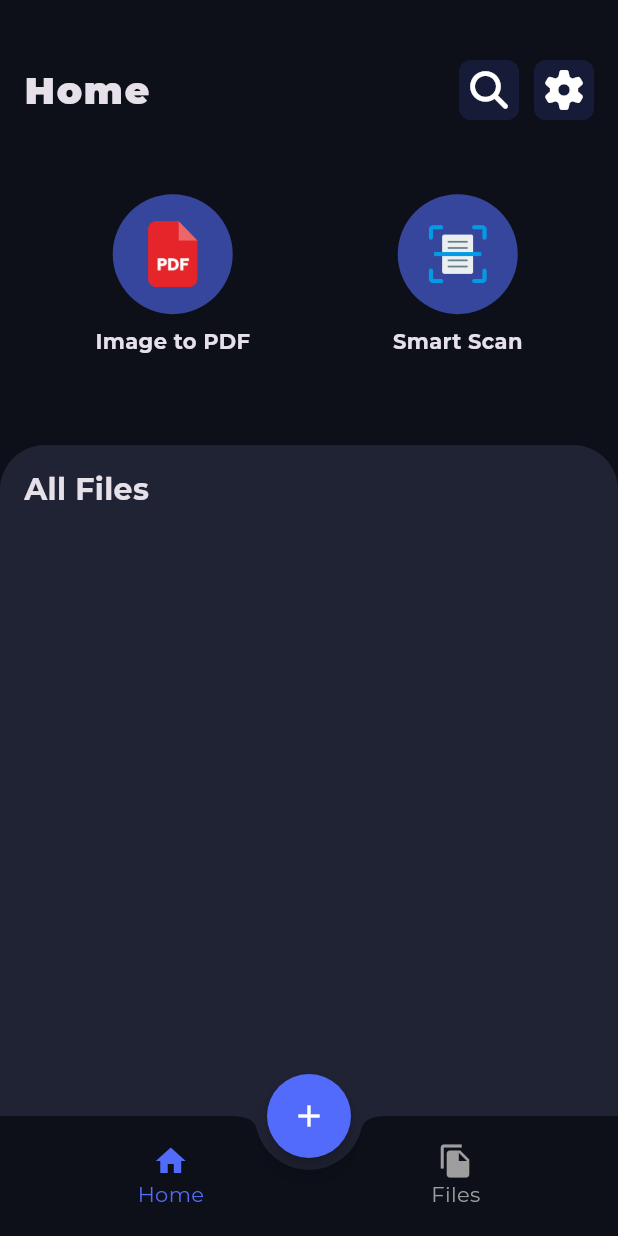
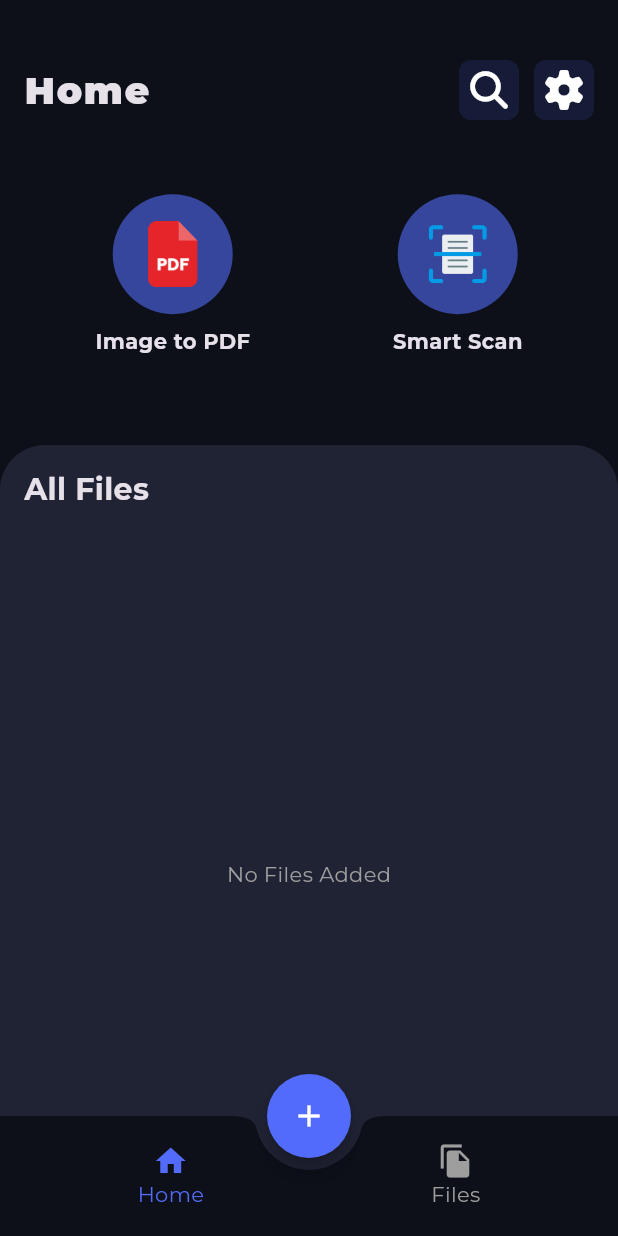
Before and after one commit to AmroKhaled20/Scanify-App, a Flutter app: the screen it shows after launch, on a phone screen of 412 x 824 dp. Run offline on Flutter 3.47's test engine with Material 3 defaults, Android fonts, the phone set to English and light mode, and no system bars; our stand-ins replace bloc, camera, dartz, flutter_bloc, font_awesome_flutter, get_it and 5 more; accounts and stored records are empty.

Commit message:
feat(home): provide HomeCubit to HomeView and consume state in LowerSection

```diff
--- a/lib/features/home/presentation/views/home_view.dart
+++ b/lib/features/home/presentation/views/home_view.dart
@@ -2,6 +2,8 @@ import 'package:flutter/material.dart';
 import 'package:flutter_bloc/flutter_bloc.dart';
 import 'package:scanify_pdf/core/services/permission_service.dart';
 import 'package:scanify_pdf/core/utils/service_locator.dart';
+import 'package:scanify_pdf/features/home/domain/use_cases/get_saved_files_use_case.dart';
+import 'package:scanify_pdf/features/home/presentation/manager/home%20cubit/home_cubit.dart';
 import 'package:scanify_pdf/features/home/presentation/views/widgets/home_view_body.dart';
 import 'package:scanify_pdf/features/scanner/presentation/manager/camera_permission_cubit/camera_permission_cubit.dart';
 
@@ -10,9 +12,17 @@ class HomeView extends StatelessWidget {
 
   @override
   Widget build(BuildContext context) {
-    return BlocProvider(
-      create: (context) =>
-          CameraPermissionCubit(getIt.get<PermissionService>()),
+    return MultiBlocProvider(
+      providers: [
+        BlocProvider(
+          create: (context) =>
+              CameraPermissionCubit(getIt.get<PermissionService>()),
+        ),
+        BlocProvider(
+          create: (context) =>
+              HomeCubit(getIt.get<GetSavedFilesUseCase>())..fetchSavedFiles(),
+        ),
+      ],
       child: const Scaffold(body: HomeViewBody()),
     );
   }
--- a/lib/features/home/presentation/views/widgets/lower_section.dart
+++ b/lib/features/home/presentation/views/widgets/lower_section.dart
@@ -1,7 +1,9 @@
 import 'package:flutter/material.dart';
+import 'package:flutter_bloc/flutter_bloc.dart';
 import 'package:scanify_pdf/core/utils/app_spacing.dart';
 import 'package:scanify_pdf/core/utils/size_extensions.dart';
 import 'package:scanify_pdf/core/utils/styles.dart';
+import 'package:scanify_pdf/features/home/presentation/manager/home%20cubit/home_cubit.dart';
 
 class LowerSection extends StatelessWidget {
   const LowerSection({super.key});
@@ -30,6 +32,47 @@ class LowerSection extends StatelessWidget {
               'All Files',
               style: Styles.textStyle20.copyWith(fontWeight: FontWeight.bold),
             ),
+            const SizedBox(height: AppSpacing.s16),
+
+            Expanded(
+              child: BlocBuilder<HomeCubit, HomeState>(
+                builder: (context, state) {
+                  if (state is HomeLoading) {
+                    return const Center(child: CircularProgressIndicator());
+                  } else if (state is HomeFailure) {
+                    return Center(
+                      child: Text(
+                        state.errorMessage,
+                        style: const TextStyle(color: Colors.red),
+                      ),
+                    );
+                  } else if (state is HomeSuccess) {
+                    if (state.files.isEmpty) {
+                      return const Center(
+                        child: Text(
+                          'No Files Added',
+                          style: TextStyle(color: Colors.grey),
+                        ),
+                      );
+                    }
+                    return ListView.builder(
+                      itemCount: state.files.length,
+                      itemBuilder: (context, index) {
+                        final file = state.files[index];
+                        // مؤقتاً نعرض اسم الملف
+                        return ListTile(
+                          title: Text(
+                            file.name,
+                            style: const TextStyle(color: Colors.white),
+                          ),
+                        );
+                      },
+                    );
+                  }
+                  return const SizedBox();
+                },
+              ),
+            ),
           ],
         ),
       ),
```
